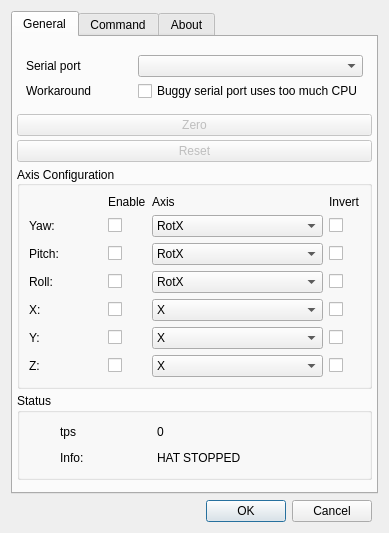
Old version of the form tracker-hatire/ftnoir_hatcontrols.ui in the repository opentrack/opentrack.
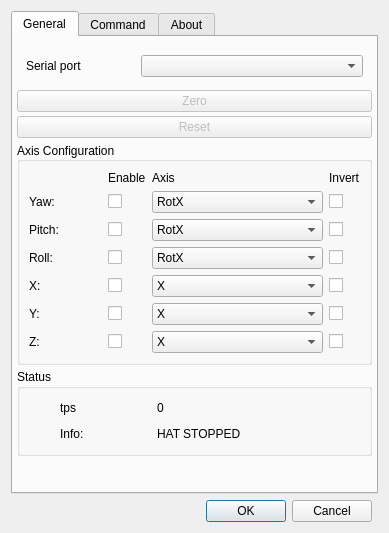
New version of the form. Icons and pictures are not drawn.

Commit message:
tracker/hatire: remove explicit workaround optin
cf. https://github.com/opentrack/opentrack/issues/327#issuecomment-402288929

Patch:
```diff
--- a/tracker-hatire/ftnoir_hatcontrols.ui
+++ b/tracker-hatire/ftnoir_hatcontrols.ui
@@ -7,7 +7,7 @@
     <x>0</x>
     <y>0</y>
     <width>389</width>
-    <height>528</height>
+    <height>488</height>
    </rect>
   </property>
   <property name="minimumSize">
@@ -129,38 +129,6 @@
             </property>
            </widget>
           </item>
-          <item row="1" column="1">
-           <widget class="QCheckBox" name="serial_bug_workaround">
-            <property name="sizePolicy">
-             <sizepolicy hsizetype="Minimum" vsizetype="Fixed">
-              <horstretch>6</horstretch>
-              <verstretch>0</verstretch>
-             </sizepolicy>
-            </property>
-            <property name="text">
-             <string>Buggy serial port uses too much CPU</string>
-            </property>
-           </widget>
-          </item>
-          <item row="1" column="0">
-           <widget class="QLabel" name="label_6">
-            <property name="sizePolicy">
-             <sizepolicy hsizetype="Preferred" vsizetype="Preferred">
-              <horstretch>3</horstretch>
-              <verstretch>0</verstretch>
-             </sizepolicy>
-            </property>
-            <property name="maximumSize">
-             <size>
-              <width>65536</width>
-              <height>16777215</height>
-             </size>
-            </property>
-            <property name="text">
-             <string>Workaround</string>
-            </property>
-           </widget>
-          </item>
          </layout>
         </widget>
        </item>
```
The commit also changes 2 other files.
